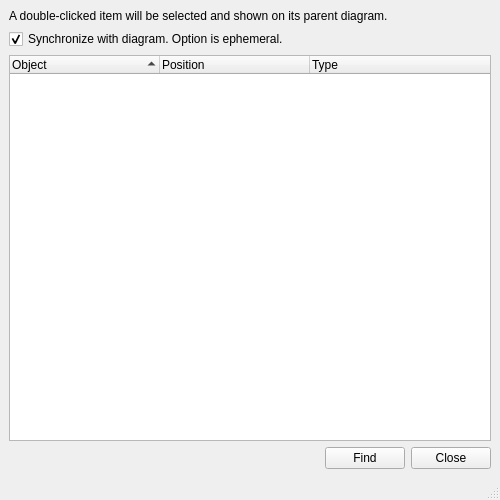
Before: the Qt Designer form UI/glitch-find-objects.ui in textbrowser/glitch, drawn with Qt 5.
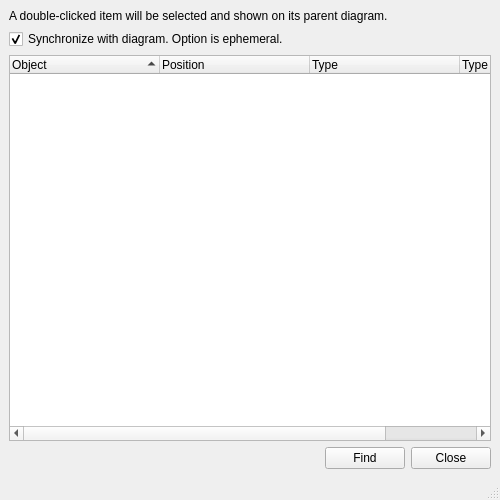
After: the same form once the commit is applied. Icons and pictures are not drawn. Custom widgets are drawn as their Qt base class.

Commit message: New Find Objects column.

What changed in the file:
```diff
--- a/UI/glitch-find-objects.ui
+++ b/UI/glitch-find-objects.ui
@@ -83,6 +83,11 @@
         <string>Type</string>
        </property>
       </column>
+      <column>
+       <property name="text">
+        <string>Type Total</string>
+       </property>
+      </column>
      </widget>
     </item>
     <item>
```
The commit also changes 5 other files.
